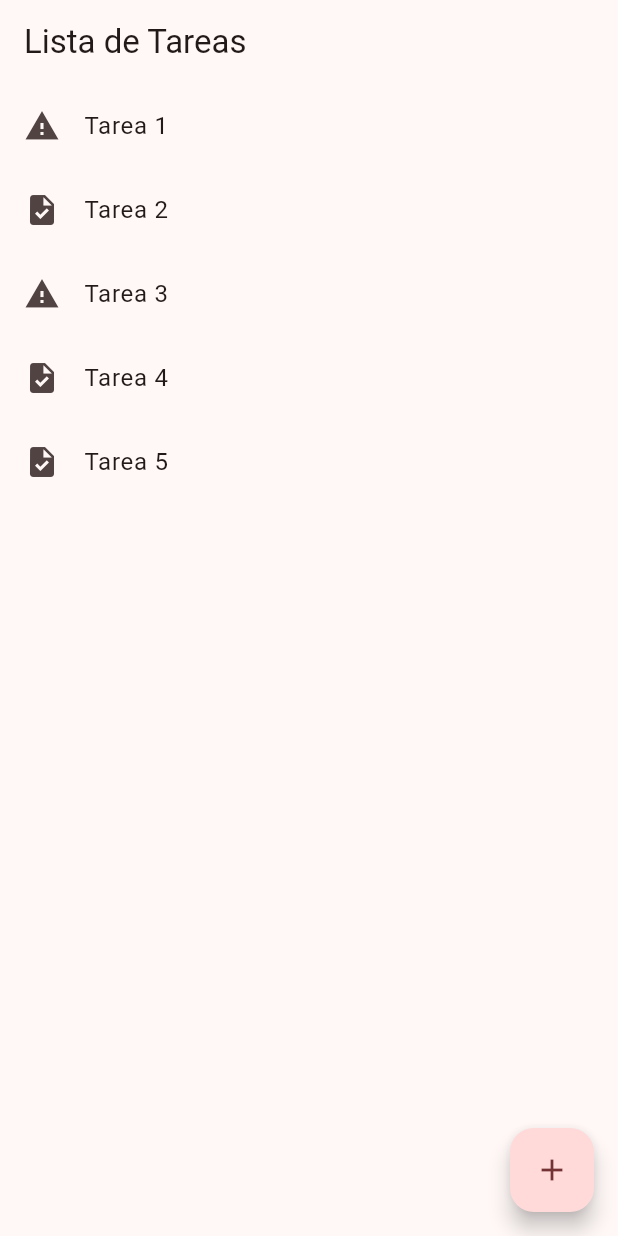
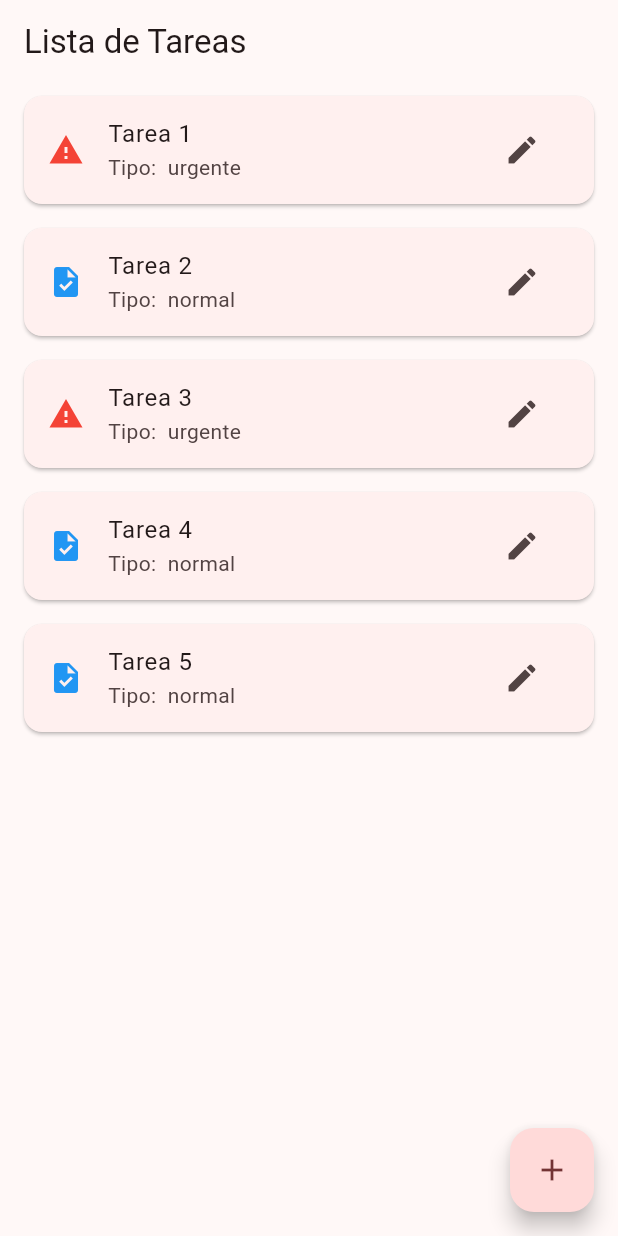
Before and after one commit to arincassia/abaez-flutter001, a Flutter app: the screen it shows after launch, on a phone screen of 412 x 824 dp. Run offline on Flutter 3.47's test engine with Material 3 defaults, Android fonts, the phone set to English and light mode, and no system bars.

Commit message:
Crea una lista básica y personalizada manualmente.

```diff
--- a/lib/presentation/task_screen.dart
+++ b/lib/presentation/task_screen.dart
@@ -30,15 +30,21 @@ class _TaskScreenState extends State<TaskScreen> {
           : ListView.builder(
               itemCount: _tasks.length,
               itemBuilder: (context, index) {
-                return ListTile(
+             return Card(
+              margin: EdgeInsets.symmetric(horizontal: 16, vertical: 8),
+              child: ListTile(
               leading: Icon(
               _tasks[index].type == 'urgente' ? Icons.warning : Icons.task,
+              color: _tasks[index].type == 'urgente' ? Colors.red : Colors.blue,
               ),
               title: Text(_tasks[index].title),
-                   onTap: () => _showTaskOptionsModal(context, index),
-
+              subtitle: Text('${AppConstants.TASK_TYPE_LABEL} ${_tasks[index].type}'),
+              trailing: IconButton(
+              icon: Icon(Icons.edit),
+              onPressed: () => _showTaskOptionsModal(context, index),
+              ),
+             ),
             );
-
            },
          ),
 
```
Lines whose indentation alone changed are shown as unchanged.
